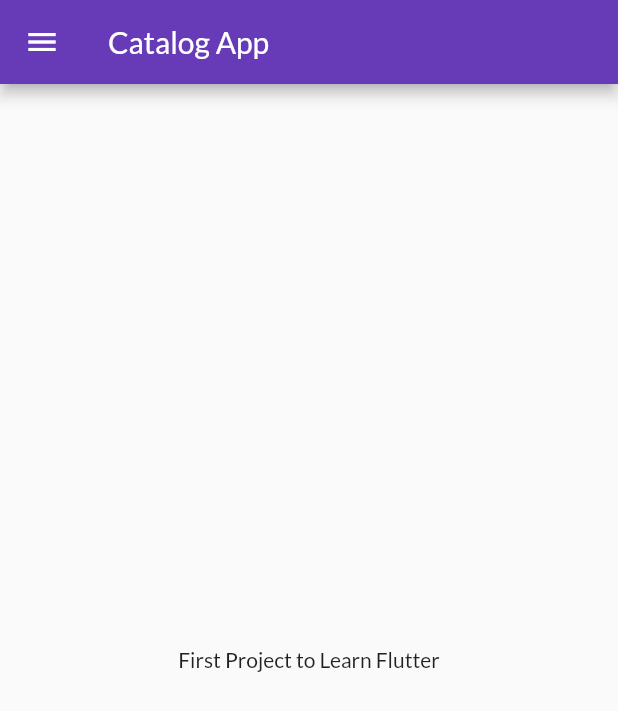
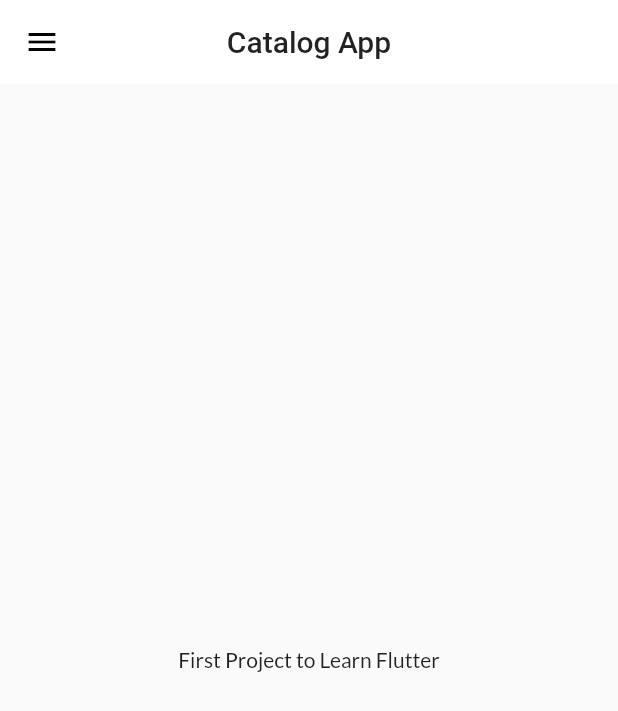
Before and after one commit to Paridhi03/FlutterRevise, a Flutter app: the screen it shows after launch, on a phone screen of 412 x 824 dp. Shown: the top 711 px of the screen. Run offline on Flutter 3.47's test engine with Material 2 defaults, Android fonts, the phone set to English and light mode, and no system bars; our stand-ins replace google_fonts.

Commit message:
Themes extracted

```diff
--- a/lib/Screens/Home_Screen.dart
+++ b/lib/Screens/Home_Screen.dart
@@ -28,7 +28,7 @@ class HomeScreen extends StatelessWidget {
           child: Text("First Project to $name Flutter"),
         ),
       ),
-      drawer: MyDrawer() ,
+      drawer: MyDrawer(),
     );
   }
 }
--- a/lib/main.dart
+++ b/lib/main.dart
@@ -2,6 +2,7 @@ import 'package:flutter/material.dart';
 import 'package:flutter_app1/Screens/Home_Screen.dart';
 import 'package:flutter_app1/Screens/Login_Screen.dart';
 import 'package:flutter_app1/utils/routes.dart';
+import 'package:flutter_app1/widgets/theme.dart';
 
 import 'package:google_fonts/google_fonts.dart';
 
@@ -15,12 +16,9 @@ class MyApp extends StatelessWidget {
     return MaterialApp(
       //  home: HomeScreen(),
       themeMode: ThemeMode.light,
-      theme: ThemeData(
-        primarySwatch: Colors.deepPurple,
-        fontFamily: GoogleFonts.lato().fontFamily,
-      ),
+      theme: MyTheme.lightTheme(context),
+      darkTheme: MyTheme.darkTheme(context),
       debugShowCheckedModeBanner: false,
-      darkTheme: ThemeData(brightness: Brightness.dark),
       initialRoute: MyRoutes.homeRoute,
       routes: {
         "/": ((context) => LoginScreen()),
--- /dev/null
+++ b/lib/widgets/theme.dart
@@ -0,0 +1,23 @@
+import 'package:flutter/material.dart';
+import 'package:google_fonts/google_fonts.dart';
+
+class MyTheme{
+
+  static ThemeData lightTheme(BuildContext context) => ThemeData(
+        primarySwatch: Colors.deepPurple,
+        fontFamily: GoogleFonts.lato().fontFamily,
+        appBarTheme: AppBarTheme(
+            centerTitle: true,
+            color: Colors.white,
+            elevation: 0.0,
+            iconTheme: IconThemeData(color: Colors.black),
+            titleTextStyle: Theme.of(context).textTheme.headline6
+        ),
+      );
+
+        static ThemeData darkTheme(BuildContext context) => ThemeData(
+          brightness: Brightness.dark,
+      );
+
+
+}
--- a/pubspec.yaml
+++ b/pubspec.yaml
@@ -46,7 +46,7 @@ dev_dependencies:
   # activated in the `analysis_options.yaml` file located at the root of your
   # package. See that file for information about deactivating specific lint
   # rules and activating additional ones.
-  flutter_lints: ^1.0.0
+  #flutter_lints: ^1.0.0
 
 # For information on the generic Dart part of this file, see the
 # following page: https://dart.dev/tools/pub/pubspec
```
Also changed, not shown: pubspec.lock.
